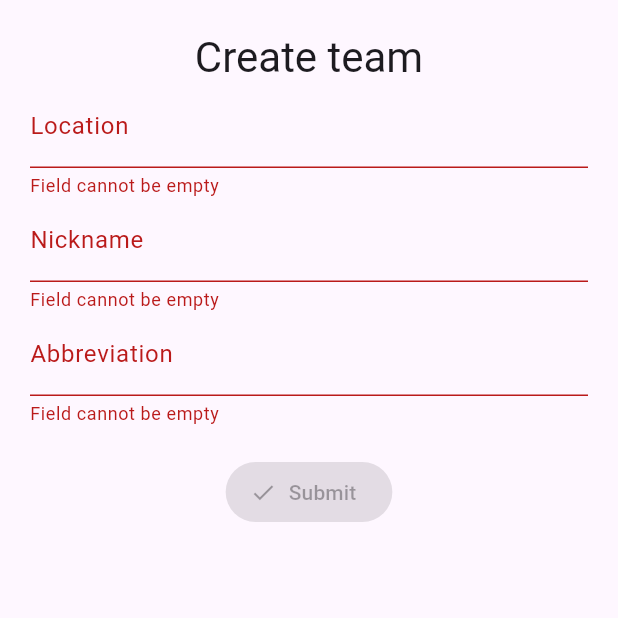
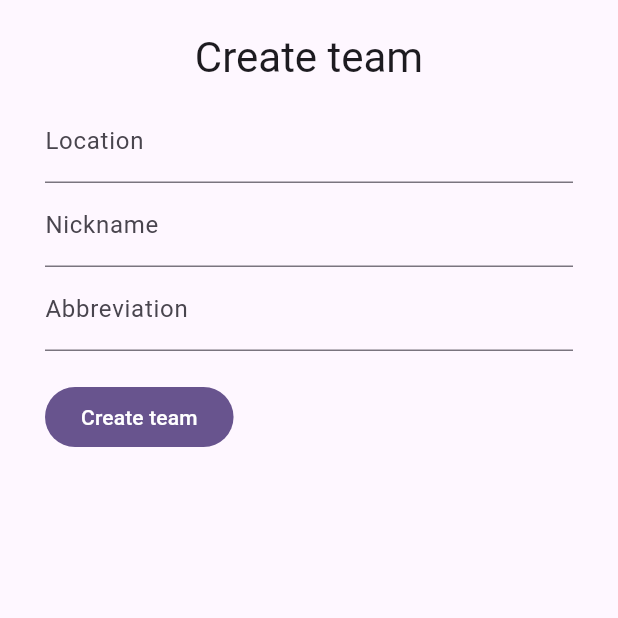
Before and after one commit to shaynekellyii/puck_sim, a Flutter app: the screen it shows after launch, on a phone screen of 412 x 824 dp, the top half of it. Run offline on Flutter 3.47's test engine with Material 3 defaults, Android fonts, the phone set to English and light mode, and no system bars; our stand-ins replace flutter_mobx, get_it, go_router, mobx; missing offline and left inert: grpc, protobuf; generated files the repository leaves out were written again.

Commit message:
add mobx to app, implement create team form

```diff
--- a/puck_app/analysis_options.yaml
+++ b/puck_app/analysis_options.yaml
@@ -4,6 +4,8 @@ analyzer:
   errors:
     # freezed: https://pub.dev/packages/freezed#install
     invalid_annotation_target: ignore
+    # mobx
+    library_private_types_in_public_api: ignore
 
 linter:
   rules:
--- a/puck_app/lib/features/create_team/create_team_event.dart
+++ /dev/null
@@ -1,24 +0,0 @@
-part of 'create_team_bloc.dart';
-
-sealed class CreateTeamEvent {
-  const CreateTeamEvent();
-}
-
-final class TeamLocationEdited extends CreateTeamEvent {
-  const TeamLocationEdited(this.location);
-  final String location;
-}
-
-final class TeamNicknameEdited extends CreateTeamEvent {
-  const TeamNicknameEdited(this.nickname);
-  final String nickname;
-}
-
-final class TeamAbbreviationEdited extends CreateTeamEvent {
-  const TeamAbbreviationEdited(this.abbreviation);
-  final String abbreviation;
-}
-
-final class CreateTeamRequested extends CreateTeamEvent {
-  const CreateTeamRequested();
-}
--- a/puck_app/lib/features/create_team/create_team_screen.dart
+++ b/puck_app/lib/features/create_team/create_team_screen.dart
@@ -1,26 +1,12 @@
 import 'package:flutter/material.dart';
-import 'package:flutter_bloc/flutter_bloc.dart';
-import 'package:formz/formz.dart';
-import 'package:get_it/get_it.dart';
+import 'package:flutter_mobx/flutter_mobx.dart';
+import 'package:mobx/mobx.dart';
 import 'package:puck_app/features/features.dart';
-import 'package:puck_app/services/services.dart';
+import 'package:puck_app/models/models.dart';
+import 'package:puck_app/models/view_state.dart';
 
 class CreateTeamScreen extends StatelessWidget {
   const CreateTeamScreen({super.key});
-
-  @override
-  Widget build(BuildContext context) {
-    return BlocProvider(
-      create: (_) => CreateTeamBloc(
-        puckRepository: GetIt.I.get<PuckRepository>(),
-      ),
-      child: const CreateTeamView(),
-    );
-  }
-}
-
-class CreateTeamView extends StatelessWidget {
-  const CreateTeamView({super.key});
 
   @override
   Widget build(BuildContext context) {
@@ -41,133 +27,166 @@ class CreateTeamView extends StatelessWidget {
   }
 }
 
-class _CreateTeamForm extends StatelessWidget {
+class _CreateTeamForm extends StatefulWidget {
   const _CreateTeamForm();
 
   @override
-  Widget build(BuildContext context) {
-    return BlocListener<CreateTeamBloc, CreateTeamState>(
-      listenWhen: (previous, current) => previous.status != current.status,
-      listener: (context, state) {
-        if (state.status == FormzSubmissionStatus.failure) {
-          ScaffoldMessenger.of(context)
-            ..clearSnackBars()
-            ..showSnackBar(SnackBar(content: Text('Oops: ${state.errorMsg}')));
-        } else if (state.status == FormzSubmissionStatus.success) {
-          // TODO: Go to next step in the flow
+  State<_CreateTeamForm> createState() => __CreateTeamFormState();
+}
+
+class __CreateTeamFormState extends State<_CreateTeamForm> {
+  final store = CreateTeamStore();
+  late ReactionDisposer disposer;
+
+  @override
+  void initState() {
+    super.initState();
+    store.setupReactions();
+    disposer = reaction((_) => store.viewState, (viewState) {
+      if (viewState is Failed) {
         ScaffoldMessenger.of(context)
           ..clearSnackBars()
           ..showSnackBar(
-              const SnackBar(content: Text('Team created successfully! 🎉')),
+            SnackBar(
+              content: Text(
+                'Oops... ${(store.viewState as Failed).error}',
+              ),
+            ),
           );
       }
+    });
+  }
+
+  @override
+  void dispose() {
+    disposer();
+    store.dispose();
+    super.dispose();
+  }
+
+  @override
+  Widget build(BuildContext context) {
+    return Form(
+      child: Padding(
+        padding: const EdgeInsets.all(10.0),
+        child: Column(
+          children: [
+            _LocationInput(store: store),
+            _NicknameInput(store: store),
+            _AbbreviationInput(store: store),
+            const SizedBox(height: 20.0),
+            Row(
+              children: [
+                _SubmitButton(store: store),
+                const SizedBox(width: 20.0),
+                _LoadingIndicator(store: store),
+              ],
+            ),
+          ],
+        ),
+      ),
+    );
+  }
+}
+
+class _LoadingIndicator extends StatelessWidget {
+  const _LoadingIndicator({required this.store});
+
+  final CreateTeamStore store;
+
+  @override
+  Widget build(BuildContext context) {
+    return Observer(
+      builder: (_) => switch (store.viewState) {
+        Loading _ => const CircularProgressIndicator.adaptive(),
+        _ => const SizedBox.shrink(),
       },
-      child: const Column(
-        children: [
-          _LocationInput(),
-          _NicknameInput(),
-          _AbbreviationInput(),
-          SizedBox(height: 20.0),
-          Center(child: _SubmitButton()),
-        ],
+    );
+  }
+}
+
+class _SubmitButton extends StatelessWidget {
+  const _SubmitButton({
+    required this.store,
+  });
+
+  final CreateTeamStore store;
+
+  @override
+  Widget build(BuildContext context) {
+    return Observer(builder: (_) {
+      final isEnabled = store.isFormValid &&
+          (store.viewState is Idle || store.viewState is Failed);
+      return FilledButton(
+        onPressed: isEnabled ? store.submit : null,
+        child: const Text('Create team'),
+      );
+    });
+  }
+}
+
+class _AbbreviationInput extends StatelessWidget {
+  const _AbbreviationInput({
+    required this.store,
+  });
+
+  final CreateTeamStore store;
+
+  @override
+  Widget build(BuildContext context) {
+    return Observer(
+      builder: (_) => TextField(
+        onChanged: (value) => store.abbreviation = value,
+        decoration: InputDecoration(
+          labelText: 'Abbreviation',
+          hintText: 'e.g. VAN',
+          errorText: store.formErrorState.abbreviation,
+        ),
+      ),
+    );
+  }
+}
+
+class _NicknameInput extends StatelessWidget {
+  const _NicknameInput({
+    required this.store,
+  });
+
+  final CreateTeamStore store;
+
+  @override
+  Widget build(BuildContext context) {
+    return Observer(
+      builder: (_) => TextField(
+        onChanged: (value) => store.nickname = value,
+        decoration: InputDecoration(
+          labelText: 'Nickname',
+          hintText: 'e.g. Canucks',
+          errorText: store.formErrorState.nickname,
+        ),
       ),
     );
   }
 }
 
 class _LocationInput extends StatelessWidget {
-  const _LocationInput();
+  const _LocationInput({
+    required this.store,
+  });
+
+  final CreateTeamStore store;
 
   @override
   Widget build(BuildContext context) {
-    return BlocBuilder<CreateTeamBloc, CreateTeamState>(
-      buildWhen: (previous, current) => previous.location != current.location,
-      builder: (context, state) {
-        return TextField(
-          keyboardType: TextInputType.name,
+    return Observer(
+      builder: (_) => TextField(
+        onChanged: (value) => store.location = value,
         decoration: InputDecoration(
           labelText: 'Location',
-            errorText: state.location.error?.message(),
+          hintText: 'e.g. Vancouver',
+          errorText: store.formErrorState.location,
         ),
-          onChanged: (location) => context.read<CreateTeamBloc>().add(
-                TeamLocationEdited(location),
       ),
-        );
-      },
     );
   }
 }
-
-class _NicknameInput extends StatelessWidget {
-  const _NicknameInput();
-
-  @override
-  Widget build(BuildContext context) {
-    return BlocBuilder<CreateTeamBloc, CreateTeamState>(
-      buildWhen: (previous, current) => previous.nickname != current.nickname,
-      builder: (context, state) {
-        return TextField(
-          keyboardType: TextInputType.name,
-          decoration: InputDecoration(
-            labelText: 'Nickname',
-            errorText: state.nickname.error?.message(),
-          ),
-          onChanged: (nickname) => context.read<CreateTeamBloc>().add(
-                TeamNicknameEdited(nickname),
-              ),
-        );
-      },
-    );
-  }
-}
-
-class _AbbreviationInput extends StatelessWidget {
-  const _AbbreviationInput();
-
-  @override
-  Widget build(BuildContext context) {
-    return BlocBuilder<CreateTeamBloc, CreateTeamState>(
-      buildWhen: (previous, current) =>
-          previous.abbreviation != current.abbreviation,
-      builder: (context, state) {
-        return TextField(
-          keyboardType: TextInputType.name,
-          decoration: InputDecoration(
-            labelText: 'Abbreviation',
-            hintText: 'Must be 3 letters',
-            errorText: state.abbreviation.error?.message(),
-          ),
-          onChanged: (abbrevation) => context.read<CreateTeamBloc>().add(
-                TeamAbbreviationEdited(abbrevation),
-              ),
-        );
-      },
-    );
-  }
-}
-
-class _SubmitButton extends StatelessWidget {
-  const _SubmitButton();
-
-  @override
-  Widget build(BuildContext context) {
-    return BlocBuilder<CreateTeamBloc, CreateTeamState>(
-      buildWhen: (previous, current) =>
-          previous.isFormValid != current.isFormValid ||
-          previous.status != current.status,
-      builder: (context, state) {
-        return FilledButton.icon(
-          onPressed: state.isFormValid &&
-                      state.status == FormzSubmissionStatus.initial ||
-                  state.status == FormzSubmissionStatus.failure
-              ? () => context
-                  .read<CreateTeamBloc>()
-                  .add(const CreateTeamRequested())
-              : null,
-          label: const Text('Submit'),
-          icon: const Icon(Icons.check),
-        );
-      },
-    );
-  }
-}
--- a/puck_app/lib/features/create_team/create_team_state.dart
+++ /dev/null
@@ -1,18 +0,0 @@
-import 'package:formz/formz.dart';
-import 'package:freezed_annotation/freezed_annotation.dart';
-import 'package:puck_app/utilities/form_inputs.dart';
-import 'package:puck_app/utilities/utilities.dart';
-
-part 'create_team_state.freezed.dart';
-
-@freezed
-class CreateTeamState with _$CreateTeamState {
-  const factory CreateTeamState({
-    @Default(AlphaInput.pure()) AlphaInput location,
-    @Default(AlphaInput.pure()) AlphaInput nickname,
-    @Default(AbbreviationInput.pure()) AbbreviationInput abbreviation,
-    @Default(FormzSubmissionStatus.initial) FormzSubmissionStatus status,
-    @Default(false) bool isFormValid,
-    String? errorMsg,
-  }) = _CreateTeamState;
-}
--- a/puck_app/lib/features/features.dart
+++ b/puck_app/lib/features/features.dart
@@ -1,5 +1,5 @@
 library features;
 
-export 'create_team/create_team_bloc.dart';
-export 'create_team/create_team_state.dart';
 export 'create_team/create_team_screen.dart';
+export 'create_team/create_team_store.dart';
+export 'create_team/create_team_form_error_state.dart';
--- /dev/null
+++ b/puck_app/lib/models/models.dart
@@ -0,0 +1,3 @@
+library models;
+
+export 'view_state.dart';
--- /dev/null
+++ b/puck_app/lib/models/view_state.dart
@@ -0,0 +1,23 @@
+sealed class ViewState {
+  const ViewState();
+}
+
+final class Idle extends ViewState {
+  const Idle();
+}
+
+final class Loading extends ViewState {
+  const Loading();
+}
+
+final class Failed extends ViewState {
+  const Failed(this.error);
+
+  final Object? error;
+}
+
+final class Success<T> extends ViewState {
+  const Success(this.data);
+
+  final T? data;
+}
--- a/puck_app/lib/utilities/form_inputs.dart
+++ /dev/null
@@ -1,67 +0,0 @@
-import 'package:formz/formz.dart';
-
-/// Form input which only accepts alpha and space chars.
-class AlphaInput extends FormzInput<String, ValidationError> {
-  const AlphaInput.pure() : super.pure('');
-
-  const AlphaInput.dirty([super.value = '']) : super.dirty();
-
-  static final RegExp _alphaRegExp = RegExp(r'^[a-zA-Z ]*$');
-
-  @override
-  ValidationError? validator(String value) {
-    if (value.trim().isEmpty) {
-      return const EmptyValidationError();
-    }
-    return _alphaRegExp.hasMatch(value.trim())
-        ? null
-        : const InvalidAlphaValidationError();
-  }
-}
-
-/// Form input which accepts a 3-letter team abbreviation (e.g. VAN).
-class AbbreviationInput extends FormzInput<String, ValidationError> {
-  const AbbreviationInput.pure() : super.pure('');
-
-  const AbbreviationInput.dirty([super.value = '']) : super.dirty();
-
-  static final RegExp _abbreviationRegExp = RegExp(r'^[a-zA-Z]{3}$');
-
-  @override
-  ValidationError? validator(String value) {
-    if (value.trim().isEmpty) {
-      return const EmptyValidationError();
-    }
-    return _abbreviationRegExp.hasMatch(value.trim())
-        ? null
-        : const InvalidAbbreviationValidationError();
-  }
-}
-
-sealed class ValidationError {
-  const ValidationError();
-
-  String message();
-}
-
-final class EmptyValidationError extends ValidationError {
-  const EmptyValidationError();
-
-  @override
-  String message() => 'Field cannot be empty';
-}
-
-final class InvalidAlphaValidationError extends ValidationError {
-  const InvalidAlphaValidationError();
-
-  @override
-  String message() =>
-      'This field can only contain alphabetical characters and spaces';
-}
-
-final class InvalidAbbreviationValidationError extends ValidationError {
-  const InvalidAbbreviationValidationError();
-
-  @override
-  String message() => 'Abbreviation must be 3 letters';
-}
--- a/puck_app/lib/utilities/utilities.dart
+++ b/puck_app/lib/utilities/utilities.dart
@@ -1,3 +1 @@
 library utilities;
-
-export 'form_inputs.dart';
--- a/puck_app/pubspec.yaml
+++ b/puck_app/pubspec.yaml
@@ -9,13 +9,12 @@ environment:
 dependencies:
   flutter:
     sdk: flutter
-  bloc_concurrency: ^0.2.5
-  flutter_bloc: ^8.1.5
-  formz: ^0.7.0
   freezed_annotation: ^2.4.1
   get_it: ^7.7.0
   go_router: ^14.1.4
   json_annotation: ^4.9.0
+  mobx: ^2.3.3+2
+  flutter_mobx: ^2.2.1+1
 
   # local
   puck_client:
@@ -28,6 +27,7 @@ dev_dependencies:
   build_runner: ^2.4.11
   freezed: ^2.5.2
   json_serializable: ^6.8.0
+  mobx_codegen: ^2.6.1
 
 flutter:
   uses-material-design: true
```
Also changed, not shown: puck_app/lib/features/create_team/create_team_bloc.dart (deleted, +0 -105 lines), puck_app/lib/features/create_team/create_team_form_error_state.dart (added, +21 -0 lines), puck_app/lib/features/create_team/create_team_store.dart (added, +114 -0 lines), puck_app/lib/features/create_team/create_team_form_error_state.g.dart (added), puck_app/lib/features/create_team/create_team_state.freezed.dart (deleted), puck_app/lib/features/create_team/create_team_store.g.dart (added), puck_app/pubspec.lock. Lines whose indentation alone changed are shown as unchanged.
